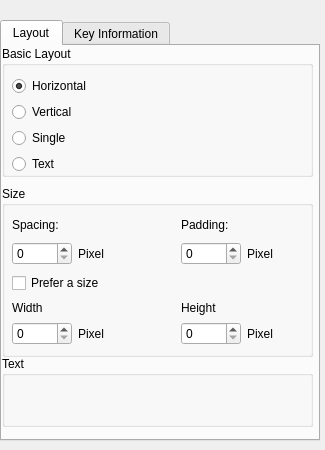
Old version of the form contents/ui/config.ui in the repository xdarklight/keystate-plasmoid.
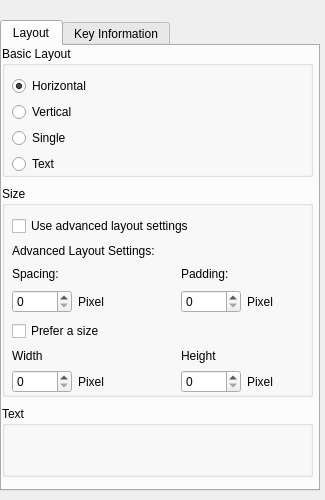
New version of the form. Custom widgets are drawn as their Qt base class.

Commit message: implement a 'use advanced layout' option (which implies we'll offer a simple layout configuration where the plasmoid tries to calculate good looking settings on it's own)

Patch:
```diff
--- a/contents/ui/config.ui
+++ b/contents/ui/config.ui
@@ -7,13 +7,13 @@
     <x>0</x>
     <y>0</y>
     <width>325</width>
-    <height>450</height>
+    <height>500</height>
    </rect>
   </property>
   <property name="minimumSize">
    <size>
     <width>325</width>
-    <height>450</height>
+    <height>500</height>
    </size>
   </property>
   <property name="windowTitle">
@@ -28,13 +28,13 @@
      <x>0</x>
      <y>20</y>
      <width>320</width>
-     <height>421</height>
+     <height>471</height>
     </rect>
    </property>
    <property name="minimumSize">
     <size>
      <width>320</width>
-     <height>420</height>
+     <height>470</height>
     </size>
    </property>
    <property name="toolTip">
@@ -124,7 +124,7 @@
        <x>0</x>
        <y>140</y>
        <width>311</width>
-       <height>171</height>
+       <height>211</height>
       </rect>
      </property>
      <property name="title">
@@ -135,12 +135,12 @@
        <rect>
         <x>10</x>
         <y>30</y>
-        <width>291</width>
-        <height>129</height>
+        <width>293</width>
+        <height>177</height>
        </rect>
       </property>
       <layout class="QGridLayout" name="gridLayout_2">
-       <item row="0" column="0">
+       <item row="2" column="0">
         <widget class="QLabel" name="ImageSpacing_Label">
          <property name="minimumSize">
           <size>
@@ -153,7 +153,7 @@
          </property>
         </widget>
        </item>
-       <item row="1" column="0">
+       <item row="3" column="0">
         <widget class="KIntSpinBox" name="kcfg_ImageSpacing">
          <property name="toolTip">
           <string>The spacing between the status information of two keys</string>
@@ -163,7 +163,7 @@
          </property>
         </widget>
        </item>
-       <item row="1" column="1">
+       <item row="3" column="1">
         <widget class="QLabel" name="label_2">
          <property name="minimumSize">
           <size>
@@ -176,7 +176,7 @@
          </property>
         </widget>
        </item>
-       <item row="1" column="2">
+       <item row="3" column="2">
         <widget class="KIntSpinBox" name="kcfg_ImagePadding">
          <property name="toolTip">
           <string>The space which is left free on top and on bottom</string>
@@ -186,14 +186,14 @@
          </property>
         </widget>
        </item>
-       <item row="1" column="3">
+       <item row="3" column="3">
         <widget class="QLabel" name="label_3">
          <property name="text">
           <string>Pixel</string>
          </property>
         </widget>
        </item>
-       <item row="0" column="2">
+       <item row="2" column="2">
         <widget class="QLabel" name="label">
          <property name="minimumSize">
           <size>
@@ -206,55 +206,69 @@
          </property>
         </widget>
        </item>
-       <item row="4" column="0">
+       <item row="6" column="0">
         <widget class="KIntSpinBox" name="kcfg_PreferredWidth">
          <property name="maximum">
           <number>2000</number>
          </property>
         </widget>
        </item>
-       <item row="4" column="2">
+       <item row="6" column="2">
         <widget class="KIntSpinBox" name="kcfg_PreferredHeight">
          <property name="maximum">
           <number>2000</number>
          </property>
         </widget>
        </item>
-       <item row="3" column="0">
+       <item row="5" column="0">
         <widget class="QLabel" name="label_4">
          <property name="text">
           <string>Width</string>
          </property>
         </widget>
        </item>
-       <item row="3" column="2">
+       <item row="5" column="2">
         <widget class="QLabel" name="label_5">
          <property name="text">
           <string>Height</string>
          </property>
         </widget>
        </item>
-       <item row="4" column="1">
+       <item row="6" column="1">
         <widget class="QLabel" name="label_6">
          <property name="text">
           <string>Pixel</string>
          </property>
         </widget>
        </item>
-       <item row="4" column="3">
+       <item row="6" column="3">
         <widget class="QLabel" name="label_7">
          <property name="text">
           <string>Pixel</string>
          </property>
         </widget>
        </item>
-       <item row="2" column="0" colspan="4">
+       <item row="4" column="0" colspan="4">
         <widget class="QCheckBox" name="kcfg_PreferredSizeEnabled">
          <property name="text">
           <string>Prefer a size</string>
          </property>
         </widget>
        </item>
+       <item row="1" column="0" colspan="4">
+        <widget class="QLabel" name="label_8">
+         <property name="text">
+          <string>Advanced Layout Settings:</string>
+         </property>
+        </widget>
+       </item>
+       <item row="0" column="0" colspan="4">
+        <widget class="QCheckBox" name="kcfg_AdvancedLayoutSettings">
+         <property name="text">
+          <string>Use advanced layout settings</string>
+         </property>
+        </widget>
+       </item>
       </layout>
      </widget>
     </widget>
@@ -262,7 +276,7 @@
      <property name="geometry">
       <rect>
        <x>0</x>
-       <y>310</y>
+       <y>360</y>
        <width>311</width>
        <height>71</height>
       </rect>
```
The commit also changes 2 other files.
